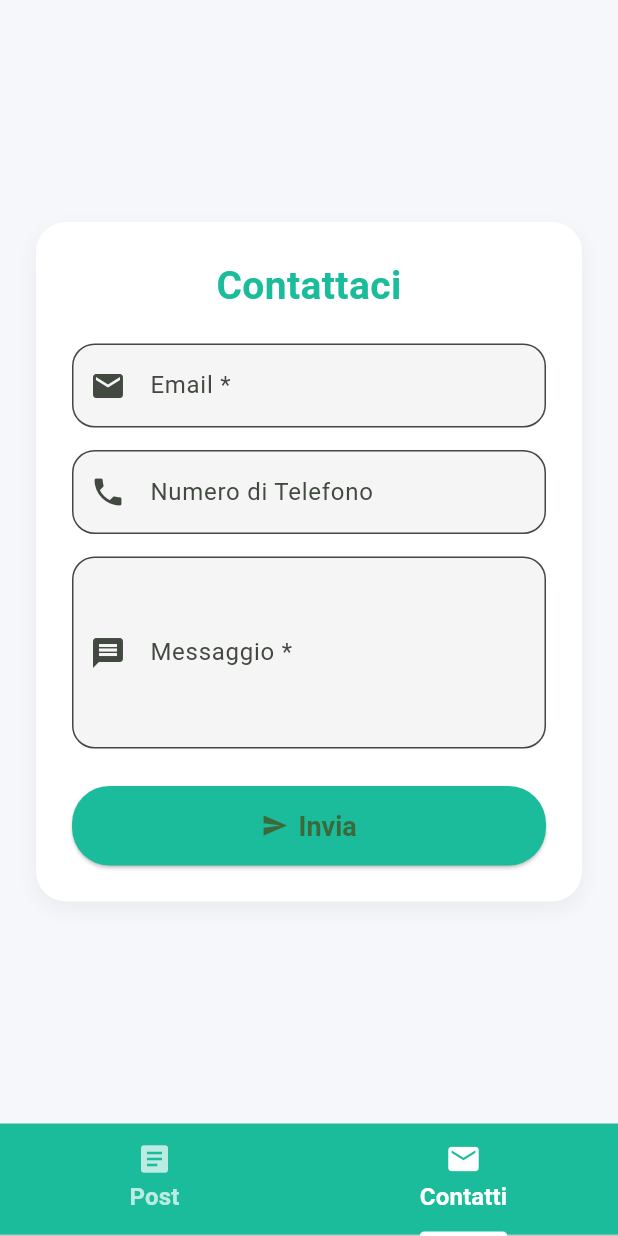
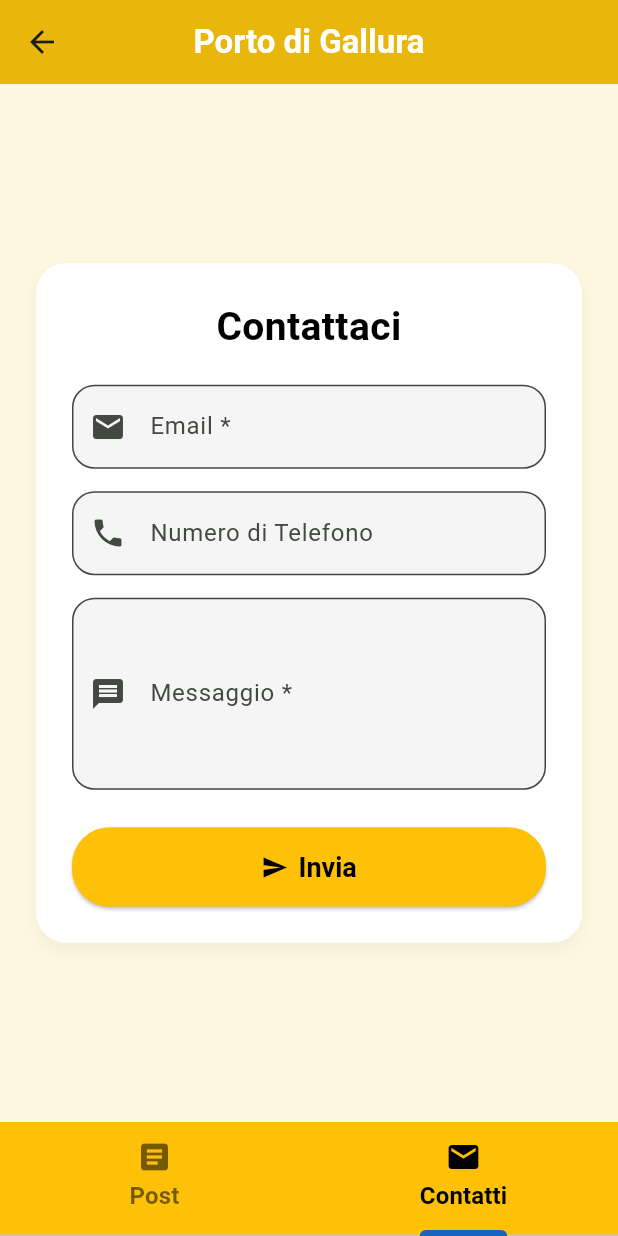
Before and after one commit to riccardopirani/appcondomini, a Flutter app: the TabScreen screen opened directly with empty values, tab 2 chosen, on a phone screen of 412 x 824 dp. Run offline on Flutter 3.47's test engine with Material 3 defaults, Android fonts, the phone set to English and light mode, and no system bars.

Commit message:
fix code

```diff
--- a/lib/main.dart
+++ b/lib/main.dart
@@ -417,29 +417,39 @@ class TabScreen extends StatelessWidget {
     return DefaultTabController(
       length: 2,
       child: Scaffold(
-        backgroundColor: const Color(0xFFF5F7FA),
-        body: Column(
+        appBar: AppBar(
+          title: const Text(
+            'Porto di Gallura',
+            style: TextStyle(
+              fontWeight: FontWeight.bold,
+              fontSize: 22,
+              color: Colors.white,
+            ),
+          ),
+          backgroundColor: const Color(0xFFFFC107), // Giallo sole
+          centerTitle: true,
+          elevation: 6,
+        ),
+        backgroundColor: const Color(0xFFFFF8E1), // Sabbia chiara
+        body: TabBarView(
           children: [
-            Expanded(
-              child: TabBarView(
-                children: [
-                  posts.isEmpty
-                      ? const Center(child: CircularProgressIndicator())
-                      : PostTab(posts: posts),
-                  const EmailFormTab(),
-                ],
-              ),
-            ),
+            posts.isEmpty
+                ? const Center(child: CircularProgressIndicator())
+                : PostTab(posts: posts),
+            const EmailFormTab(),
           ],
         ),
         bottomNavigationBar: Container(
-          color: const Color(0xFF1ABC9C),
+          color: const Color(0xFFFFC107), // Giallo sole
           child: const TabBar(
-            indicatorColor: Colors.white,
-            indicatorWeight: 3,
-            labelColor: Colors.white,
-            unselectedLabelColor: Colors.white70,
-            labelStyle: TextStyle(fontWeight: FontWeight.bold, fontSize: 16),
+            indicatorColor: Color(0xFF1565C0), // Blu mare
+            indicatorWeight: 4,
+            labelColor: Colors.black, // Testo attivo
+            unselectedLabelColor: Colors.black54, // Testo non attivo
+            labelStyle: TextStyle(
+              fontWeight: FontWeight.bold,
+              fontSize: 16,
+            ),
             tabs: [
               Tab(icon: Icon(Icons.article), text: 'Post'),
               Tab(icon: Icon(Icons.email), text: 'Contatti'),
@@ -450,7 +460,6 @@ class TabScreen extends StatelessWidget {
     );
   }
 }
-
 // PostTab Widget for displaying the posts in a beautiful card layout
 class PostTab extends StatelessWidget {
   final List<dynamic> posts;
@@ -576,7 +585,7 @@ class _EmailFormTabState extends State<EmailFormTab> {
   @override
   Widget build(BuildContext context) {
     return Scaffold(
-      backgroundColor: const Color(0xFFF5F7FA),
+      backgroundColor: const Color(0xFFFFF8E1), // Sabbia chiara
       body: Center(
         child: SingleChildScrollView(
           padding: const EdgeInsets.all(24.0),
@@ -601,7 +610,7 @@ class _EmailFormTabState extends State<EmailFormTab> {
                   style: TextStyle(
                     fontSize: 26,
                     fontWeight: FontWeight.bold,
-                    color: Color(0xFF1ABC9C),
+                    color: Colors.black, // Testo principale nero
                   ),
                   textAlign: TextAlign.center,
                 ),
@@ -628,10 +637,11 @@ class _EmailFormTabState extends State<EmailFormTab> {
                 ),
                 const SizedBox(height: 25),
                 ElevatedButton.icon(
-                  icon: const Icon(Icons.send),
+                  icon: const Icon(Icons.send, color: Colors.black),
                   label: const Text('Invia'),
                   style: ElevatedButton.styleFrom(
-                    backgroundColor: const Color(0xFF1ABC9C),
+                    backgroundColor: const Color(0xFFFFC107), // Giallo sole
+                    foregroundColor: Colors.black, // Testo nero
                     padding: const EdgeInsets.symmetric(vertical: 16),
                     shape: RoundedRectangleBorder(
                       borderRadius: BorderRadius.circular(25),
```
